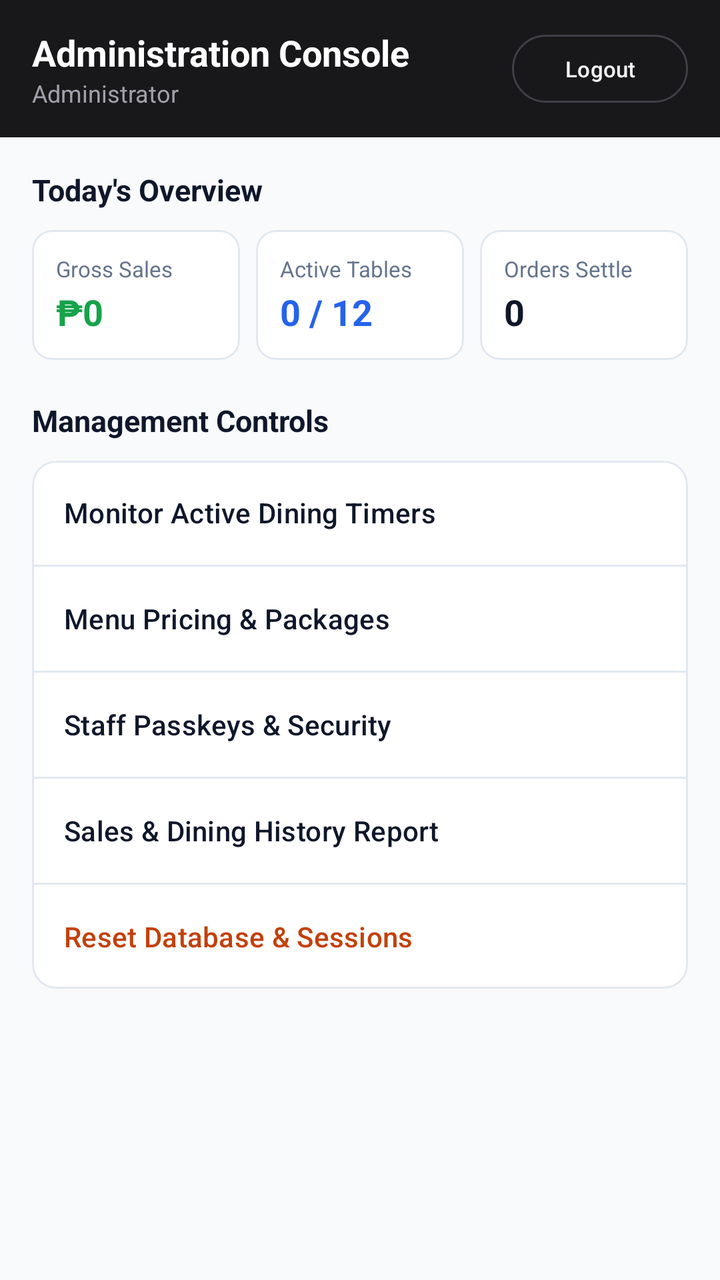
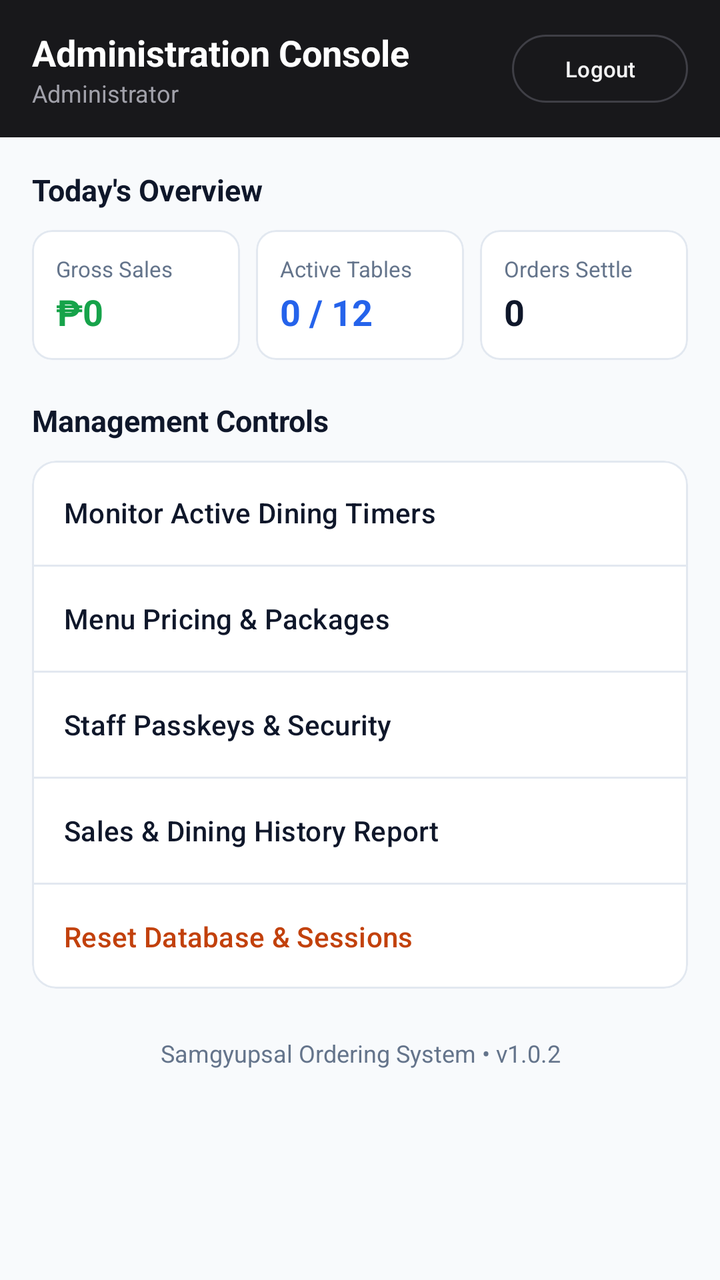

The first picture is an Android layout as it rendered before a commit; the second is the same layout after the commit. The layout source and the unified diff follow.
<!-- AndroidManifest.xml: application theme Theme.SamgyupsalOrderingSystem -->
<!-- res/layout/activity_admin.xml -->
<?xml version="1.0" encoding="utf-8"?>
<LinearLayout xmlns:android="http://schemas.android.com/apk/res/android"
    xmlns:app="http://schemas.android.com/apk/res-auto"
    xmlns:tools="http://schemas.android.com/tools"
    android:layout_width="match_parent"
    android:layout_height="match_parent"
    android:orientation="vertical"
    android:background="@color/bg_light"
    tools:context=".AdminActivity">

    
    <com.google.android.material.card.MaterialCardView
        android:layout_width="match_parent"
        android:layout_height="wrap_content"
        app:cardCornerRadius="0dp"
        app:cardElevation="0dp"
        app:strokeWidth="0dp"
        app:cardBackgroundColor="@color/secondary">

        <LinearLayout
            android:layout_width="match_parent"
            android:layout_height="wrap_content"
            android:orientation="horizontal"
            android:gravity="center_vertical"
            android:paddingHorizontal="16dp"
            android:paddingVertical="14dp">

            <LinearLayout
                android:layout_width="0dp"
                android:layout_height="wrap_content"
                android:layout_weight="1"
                android:orientation="vertical">

                <TextView
                    android:layout_width="wrap_content"
                    android:layout_height="wrap_content"
                    android:text="Administration Console"
                    android:textColor="@color/white"
                    android:textSize="18sp"
                    android:textStyle="bold" />

                <TextView
                    android:id="@+id/tvAdminId"
                    android:layout_width="wrap_content"
                    android:layout_height="wrap_content"
                    android:text="Administrator"
                    android:textColor="#A1A1AA"
                    android:textSize="12sp" />
            </LinearLayout>

            <com.google.android.material.button.MaterialButton
                android:id="@+id/btnAdminLogout"
                style="?attr/materialButtonOutlinedStyle"
                android:layout_width="wrap_content"
                android:layout_height="34dp"
                android:text="Logout"
                android:textColor="#F4F4F5"
                app:strokeColor="#3F3F46"
                android:textSize="11sp"
                android:insetTop="0dp"
                android:insetBottom="0dp"
                android:paddingHorizontal="14dp"
                app:cornerRadius="17dp" />
        </LinearLayout>
    </com.google.android.material.card.MaterialCardView>

    <ScrollView
        android:layout_width="match_parent"
        android:layout_height="match_parent"
        android:clipToPadding="false"
        android:paddingBottom="20dp">

        <LinearLayout
            android:layout_width="match_parent"
            android:layout_height="wrap_content"
            android:orientation="vertical"
            android:paddingHorizontal="16dp"
            android:paddingTop="16dp">

            
            <TextView
                android:layout_width="wrap_content"
                android:layout_height="wrap_content"
                android:text="Today's Overview"
                android:textColor="@color/text_main"
                android:textSize="15sp"
                android:textStyle="bold"
                android:layout_marginBottom="10dp" />

            
            <LinearLayout
                android:layout_width="match_parent"
                android:layout_height="wrap_content"
                android:orientation="horizontal"
                android:layout_marginBottom="20dp">

                
                <com.google.android.material.card.MaterialCardView
                    android:layout_width="0dp"
                    android:layout_height="wrap_content"
                    android:layout_weight="1"
                    android:layout_marginEnd="8dp"
                    app:cardCornerRadius="10dp"
                    app:cardElevation="0dp"
                    app:cardBackgroundColor="@color/surface_card"
                    app:strokeColor="@color/divider_color"
                    app:strokeWidth="1dp">

                    <LinearLayout
                        android:layout_width="match_parent"
                        android:layout_height="wrap_content"
                        android:orientation="vertical"
                        android:padding="12dp">

                        <TextView
                            android:layout_width="wrap_content"
                            android:layout_height="wrap_content"
                            android:text="Gross Sales"
                            android:textColor="@color/text_muted"
                            android:textSize="11sp" />

                        <TextView
                            android:id="@+id/tvAdminSales"
                            android:layout_width="wrap_content"
                            android:layout_height="wrap_content"
                            android:text="₱0"
                            android:textColor="@color/status_ready"
                            android:textSize="18sp"
                            android:textStyle="bold"
                            android:layout_marginTop="2dp" />
                    </LinearLayout>
                </com.google.android.material.card.MaterialCardView>

                
                <com.google.android.material.card.MaterialCardView
                    android:layout_width="0dp"
                    android:layout_height="wrap_content"
                    android:layout_weight="1"
                    android:layout_marginEnd="8dp"
                    app:cardCornerRadius="10dp"
                    app:cardElevation="0dp"
                    app:cardBackgroundColor="@color/surface_card"
                    app:strokeColor="@color/divider_color"
                    app:strokeWidth="1dp">

                    <LinearLayout
                        android:layout_width="match_parent"
                        android:layout_height="wrap_content"
                        android:orientation="vertical"
                        android:padding="12dp">

                        <TextView
                            android:layout_width="wrap_content"
                            android:layout_height="wrap_content"
                            android:text="Active Tables"
                            android:textColor="@color/text_muted"
                            android:textSize="11sp" />

                        <TextView
                            android:id="@+id/tvAdminActiveTables"
                            android:layout_width="wrap_content"
                            android:layout_height="wrap_content"
                            android:text="0 / 12"
                            android:textColor="@color/role_staff"
                            android:textSize="18sp"
                            android:textStyle="bold"
                            android:layout_marginTop="2dp" />
                    </LinearLayout>
                </com.google.android.material.card.MaterialCardView>

                
                <com.google.android.material.card.MaterialCardView
                    android:layout_width="0dp"
                    android:layout_height="wrap_content"
                    android:layout_weight="1"
                    app:cardCornerRadius="10dp"
                    app:cardElevation="0dp"
                    app:cardBackgroundColor="@color/surface_card"
                    app:strokeColor="@color/divider_color"
                    app:strokeWidth="1dp">

                    <LinearLayout
                        android:layout_width="match_parent"
                        android:layout_height="wrap_content"
                        android:orientation="vertical"
                        android:padding="12dp">

                        <TextView
                            android:layout_width="wrap_content"
                            android:layout_height="wrap_content"
                            android:text="Orders Settle"
                            android:textColor="@color/text_muted"
                            android:textSize="11sp" />

                        <TextView
                            android:id="@+id/tvAdminCompletedOrders"
                            android:layout_width="wrap_content"
                            android:layout_height="wrap_content"
                            android:text="0"
                            android:textColor="@color/text_main"
                            android:textSize="18sp"
                            android:textStyle="bold"
                            android:layout_marginTop="2dp" />
                    </LinearLayout>
                </com.google.android.material.card.MaterialCardView>
            </LinearLayout>

            
            <TextView
                android:layout_width="wrap_content"
                android:layout_height="wrap_content"
                android:text="Management Controls"
                android:textColor="@color/text_main"
                android:textSize="15sp"
                android:textStyle="bold"
                android:layout_marginBottom="10dp" />

            <com.google.android.material.card.MaterialCardView
                android:layout_width="match_parent"
                android:layout_height="wrap_content"
                app:cardCornerRadius="12dp"
                app:cardElevation="0dp"
                app:cardBackgroundColor="@color/surface_card"
                app:strokeColor="@color/divider_color"
                app:strokeWidth="1dp">

                <LinearLayout
                    android:layout_width="match_parent"
                    android:layout_height="wrap_content"
                    android:orientation="vertical">

                    <com.google.android.material.button.MaterialButton
                        android:id="@+id/btnActiveTables"
                        style="?attr/materialButtonOutlinedStyle"
                        android:layout_width="match_parent"
                        android:layout_height="52dp"
                        android:text="Monitor Active Dining Timers"
                        android:textAllCaps="false"
                        android:textSize="14sp"
                        android:textColor="@color/text_main"
                        android:gravity="start|center_vertical"
                        android:paddingHorizontal="16dp"
                        app:strokeWidth="0dp"
                        app:cornerRadius="0dp" />

                    <View
                        android:layout_width="match_parent"
                        android:layout_height="1dp"
                        android:background="@color/divider_color" />

                    <com.google.android.material.button.MaterialButton
                        android:id="@+id/btnManageMenu"
                        style="?attr/materialButtonOutlinedStyle"
                        android:layout_width="match_parent"
                        android:layout_height="52dp"
                        android:text="Menu Pricing &amp; Packages"
                        android:textAllCaps="false"
                        android:textSize="14sp"
                        android:textColor="@color/text_main"
                        android:gravity="start|center_vertical"
                        android:paddingHorizontal="16dp"
                        app:strokeWidth="0dp"
                        app:cornerRadius="0dp" />

                    <View
                        android:layout_width="match_parent"
                        android:layout_height="1dp"
                        android:background="@color/divider_color" />

                    <com.google.android.material.button.MaterialButton
                        android:id="@+id/btnManageStaff"
                        style="?attr/materialButtonOutlinedStyle"
                        android:layout_width="match_parent"
                        android:layout_height="52dp"
                        android:text="Staff Passkeys &amp; Security"
                        android:textAllCaps="false"
                        android:textSize="14sp"
                        android:textColor="@color/text_main"
                        android:gravity="start|center_vertical"
                        android:paddingHorizontal="16dp"
                        app:strokeWidth="0dp"
                        app:cornerRadius="0dp" />

                    <View
                        android:layout_width="match_parent"
                        android:layout_height="1dp"
                        android:background="@color/divider_color" />

                    <com.google.android.material.button.MaterialButton
                        android:id="@+id/btnReports"
                        style="?attr/materialButtonOutlinedStyle"
                        android:layout_width="match_parent"
                        android:layout_height="52dp"
                        android:text="Sales &amp; Dining History Report"
                        android:textAllCaps="false"
                        android:textSize="14sp"
                        android:textColor="@color/text_main"
                        android:gravity="start|center_vertical"
                        android:paddingHorizontal="16dp"
                        app:strokeWidth="0dp"
                        app:cornerRadius="0dp" />


                    <View
                        android:layout_width="match_parent"
                        android:layout_height="1dp"
                        android:background="@color/divider_color" />

                    <com.google.android.material.button.MaterialButton
                        android:id="@+id/btnAdminResetDb"
                        style="?attr/materialButtonOutlinedStyle"
                        android:layout_width="match_parent"
                        android:layout_height="52dp"
                        android:text="Reset Database &amp; Sessions"
                        android:textAllCaps="false"
                        android:textSize="14sp"
                        android:textColor="@color/primary"
                        android:gravity="start|center_vertical"
                        android:paddingHorizontal="16dp"
                        app:strokeWidth="0dp"
                        app:cornerRadius="0dp" />
                </LinearLayout>
            </com.google.android.material.card.MaterialCardView>

        </LinearLayout>
    </ScrollView>
</LinearLayout>
<!-- resources referenced by this layout -->
<resources>
  <color name="bg_light">#F8FAFC</color>
  <color name="divider_color">#E2E8F0</color>
  <color name="primary">#C2410C</color>
  <color name="role_staff">#2563EB</color>
  <color name="secondary">#18181B</color>
  <color name="status_ready">#16A34A</color>
  <color name="surface_card">#FFFFFF</color>
  <color name="text_main">#0F172A</color>
  <color name="text_muted">#64748B</color>
  <color name="white">#FFFFFFFF</color>
  <style name="Theme.SamgyupsalOrderingSystem" parent="Base.Theme.SamgyupsalOrderingSystem" />
  <style name="Base.Theme.SamgyupsalOrderingSystem" parent="Theme.Material3.DayNight.NoActionBar">
          <item name="colorPrimary">@color/primary</item>
          <item name="colorPrimaryVariant">@color/primary_dark</item>
          <item name="colorSecondary">@color/secondary</item>
          <item name="android:statusBarColor">@color/secondary</item>
          <item name="android:windowBackground">@color/bg_light</item>
      </style>
  <color name="primary_dark">#9A3412</color>
</resources>

<!-- the commit's change to res/layout/activity_admin.xml (unified diff, before → after) -->
@@ -322,6 +322,18 @@
                 </LinearLayout>
             </com.google.android.material.card.MaterialCardView>
 
+            
+            <TextView
+                android:id="@+id/tvAdminAppVersion"
+                android:layout_width="match_parent"
+                android:layout_height="wrap_content"
+                android:gravity="center"
+                android:text="Samgyupsal Ordering System • v1.0.2"
+                android:textColor="@color/text_muted"
+                android:textSize="12sp"
+                android:layout_marginTop="24dp"
+                android:layout_marginBottom="20dp" />
+
         </LinearLayout>
     </ScrollView>
 </LinearLayout>
